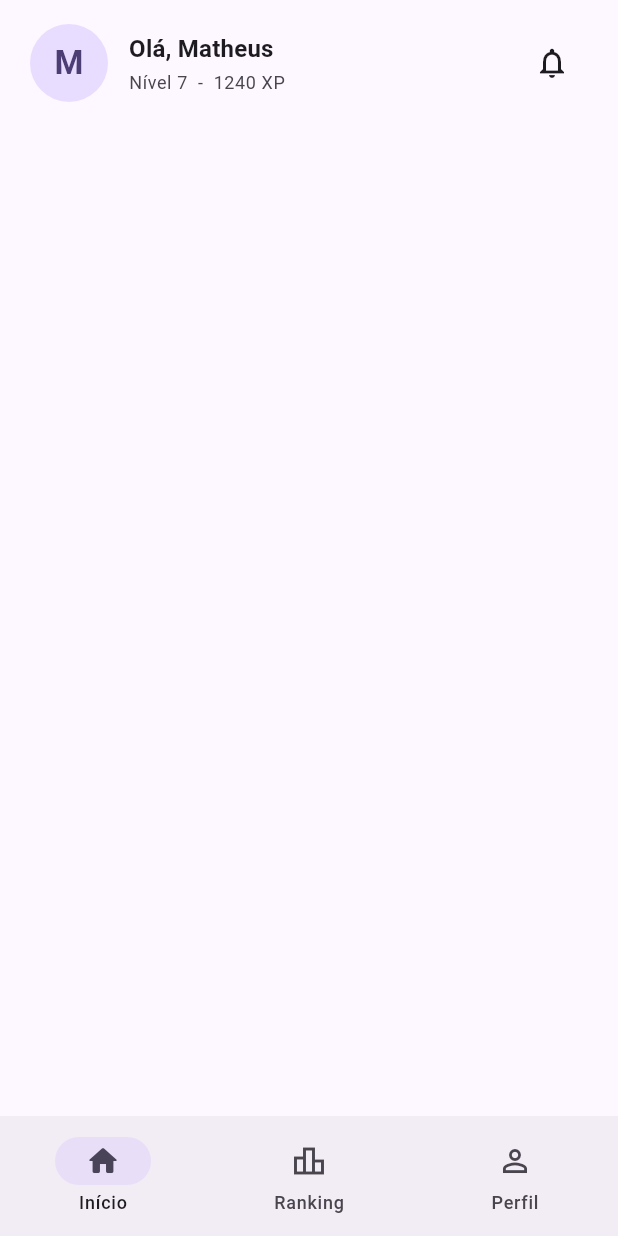
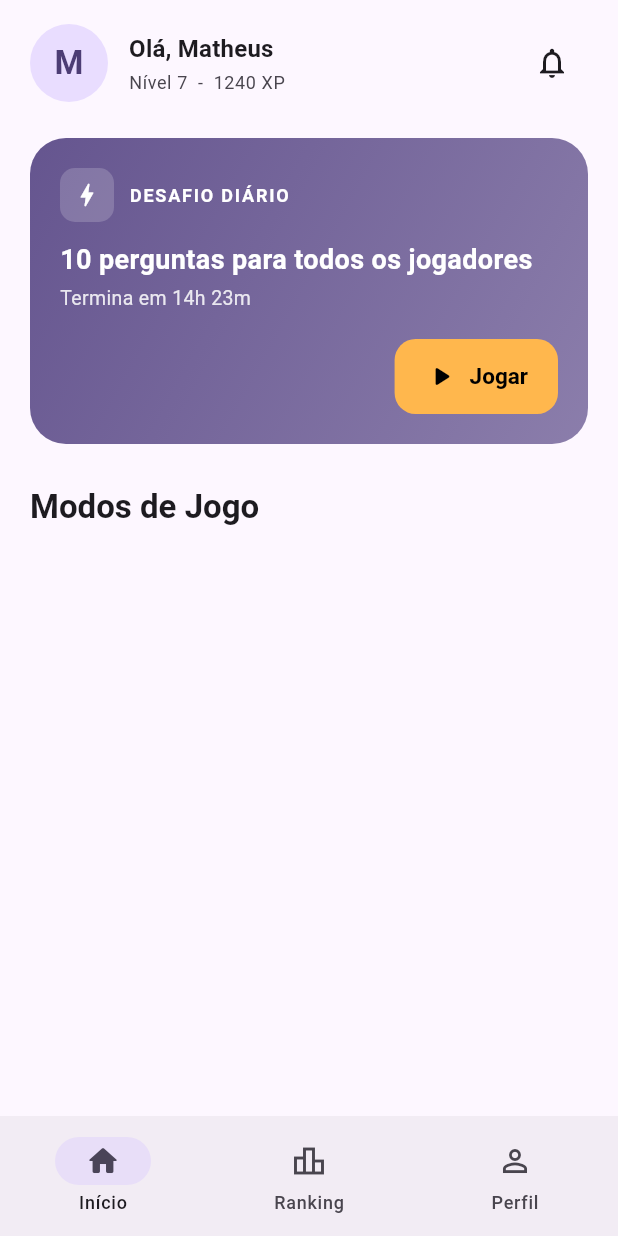
Before and after one commit to MatheusSnts/QuizZone, a Flutter app: the screen it shows after launch, on a phone screen of 412 x 824 dp. Run offline on Flutter 3.47's test engine with Material 3 defaults, Android fonts, the phone set to English and light mode, and no system bars.

Commit message:
daily challenger card (work in progress)

```diff
--- a/lib/screens/home_screen.dart
+++ b/lib/screens/home_screen.dart
@@ -16,6 +16,10 @@ class HomeScreen extends StatelessWidget {
             crossAxisAlignment: CrossAxisAlignment.start,
             children: [
               const _Header(username: 'Matheus', level: 7, xp: 1240),
+              const SizedBox(height: 24),
+              const _DailyChallengeCard(remaining: '14h 23m', questions: 10),
+              const SizedBox(height: 28),
+              _SectionTitle('Modos de Jogo', theme: theme),
             ],
           ),
         ),
@@ -45,7 +49,21 @@ class HomeScreen extends StatelessWidget {
   }
 }
 
+class _SectionTitle extends StatelessWidget {
+  const _SectionTitle(this.text, {required this.theme});
+  final String text;
+  final ThemeData theme;
 
+  @override
+  Widget build(BuildContext context) {
+    return Text(
+      text,
+      style: theme.textTheme.titleLarge?.copyWith(
+        fontWeight: FontWeight.w700,
+      ),
+    );
+  }
+}
 
 class _Header extends StatelessWidget {
   const _Header({
@@ -106,3 +124,88 @@ class _Header extends StatelessWidget {
     );
   }
 }
+
+class _DailyChallengeCard extends StatelessWidget {
+  const _DailyChallengeCard({
+    required this.remaining,
+    required this.questions,
+  });
+
+  final String remaining;
+  final int questions;
+
+  @override
+  Widget build(BuildContext context) {
+    final cs = Theme.of(context).colorScheme;
+
+    return Container(
+      padding: const EdgeInsets.all(20),
+      decoration: BoxDecoration(
+        gradient: LinearGradient(
+          colors: [cs.primary, cs.primary.withValues(alpha: 0.75)],
+          begin: Alignment.topLeft,
+          end: Alignment.bottomRight,
+        ),
+        borderRadius: BorderRadius.circular(24),
+      ),
+      child: Column(
+        crossAxisAlignment: CrossAxisAlignment.start,
+        children: [
+          Row(
+            children: [
+              Container(
+                padding: const EdgeInsets.all(8),
+                decoration: BoxDecoration(
+                  color: cs.onPrimary.withValues(alpha: 0.18),
+                  borderRadius: BorderRadius.circular(10),
+                ),
+                child: Icon(Icons.bolt_rounded, color: cs.onPrimary, size: 20),
+              ),
+              const SizedBox(width: 10),
+              Text(
+                'DESAFIO DIÁRIO',
+                style: TextStyle(
+                  color: cs.onPrimary,
+                  fontWeight: FontWeight.w700,
+                  fontSize: 12,
+                  letterSpacing: 1.2,
+                ),
+              ),
+            ],
+          ),
+          const SizedBox(height: 14),
+          Text(
+            '$questions perguntas para todos os jogadores',
+            style: TextStyle(
+              color: cs.onPrimary,
+              fontSize: 18,
+              fontWeight: FontWeight.w700,
+              height: 1.25,
+            ),
+          ),
+          const SizedBox(height: 4),
+          Text(
+            'Termina em $remaining',
+            style: TextStyle(
+              color: cs.onPrimary.withValues(alpha: 0.85),
+              fontSize: 13,
+            ),
+          ),
+          const SizedBox(height: 18),
+          Align(
+            alignment: Alignment.centerRight,
+            child: FilledButton.icon(
+              onPressed: () {},
+              icon: const Icon(Icons.play_arrow_rounded, size: 22),
+              label: const Text('Jogar'),
+              style: FilledButton.styleFrom(
+                backgroundColor: AppColors.accent,
+                foregroundColor: Colors.black,
+              ),
+            ),
+          ),
+        ],
+      ),
+    );
+  }
+}
```
